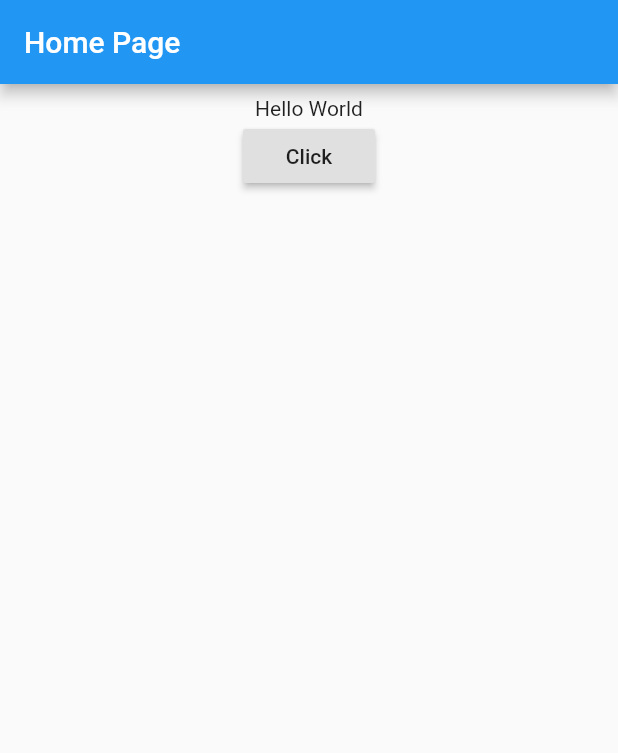
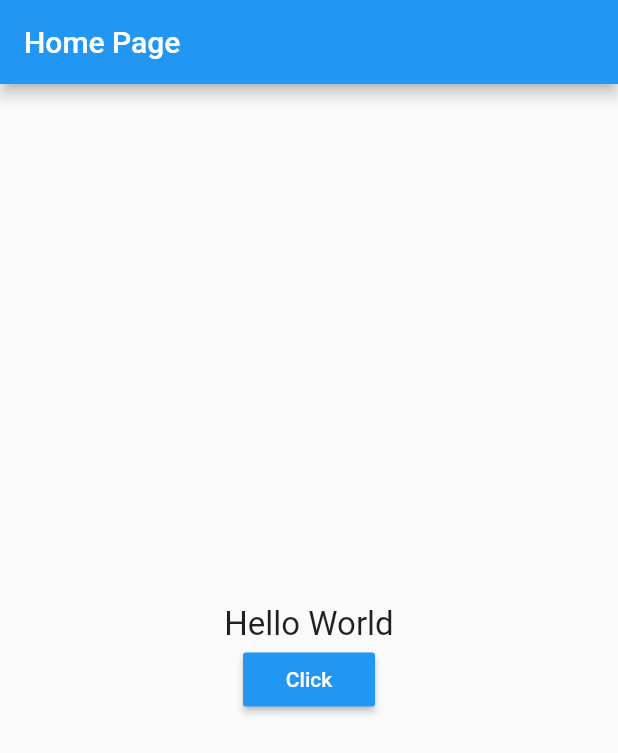
Before and after one commit to RitwickBhargav/hello_world_flutter, a Flutter app: the screen it shows after launch, on a phone screen of 412 x 824 dp. Shown: the top 753 px of the screen. Run offline on Flutter 3.47's test engine with Material 2 defaults, Android fonts, the phone set to English and light mode, and no system bars.

Commit message:
Button and Text decorations

```diff
--- a/lib/main.dart
+++ b/lib/main.dart
@@ -38,11 +38,17 @@ void _changeText()
     padding: const EdgeInsets.all(8.0),
     child: new Center(
       child: new Column(
+        mainAxisAlignment: MainAxisAlignment.center,
         children: <Widget>[
-          new Text(myText),
+          new Text(myText, style: new TextStyle(
+            fontSize: 22.0
+          )),
           new RaisedButton(
-            child: new Text("Click"),
+            child: new Text("Click", style: new TextStyle(
+              color: Colors.white,
+            ),),
             onPressed: _changeText,
+            color: Colors.blue,
           )
         ],
       )
```
